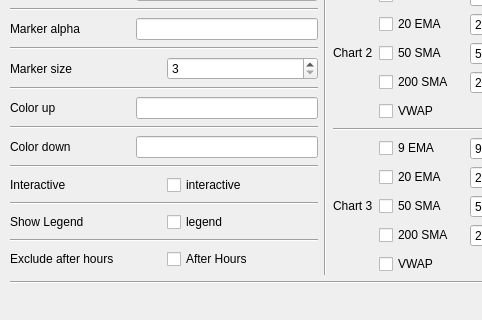
Old version of the form structjour/view/chartform.ui in the repository MikePia/structjour; both pictures show x 0 to 482 and y 329 to 649 of the 665 by 649 pixel window.
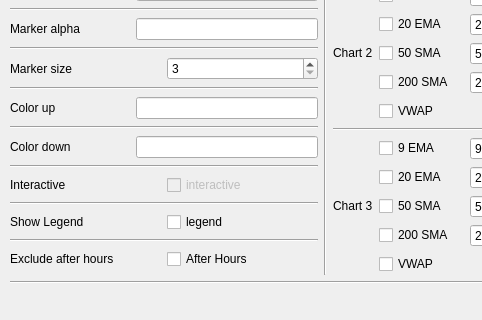
New version of the form. Icons and pictures are not drawn.

```diff
--- a/structjour/view/chartform.ui
+++ b/structjour/view/chartform.ui
@@ -401,6 +401,9 @@
           </item>
           <item>
            <widget class="QCheckBox" name="interactiveCb">
+            <property name="enabled">
+             <bool>false</bool>
+            </property>
             <property name="text">
              <string>interactive</string>
             </property>
```
Left out of the diff: 9 changed lines with no effect on the pictures.
